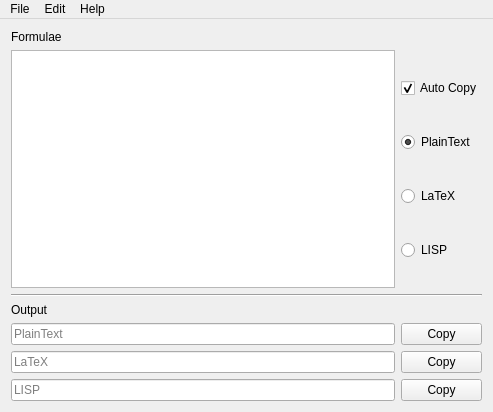
Above: MainWindow/mainwindow.ui from casey-c/logic-builder before the change. Below: the same form after it.
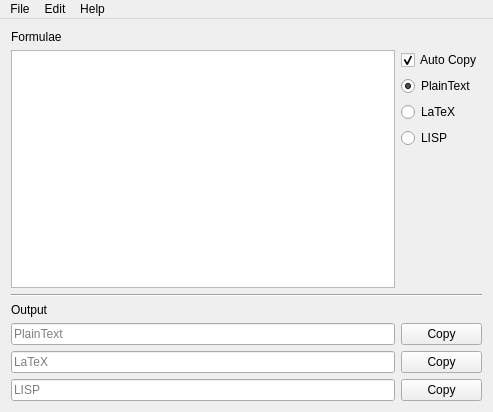
That is the form after the change.

The edit to the form file:
```diff
--- a/MainWindow/mainwindow.ui
+++ b/MainWindow/mainwindow.ui
@@ -51,6 +51,19 @@
         </property>
        </widget>
       </item>
+      <item row="4" column="0">
+       <spacer name="verticalSpacer">
+        <property name="orientation">
+         <enum>Qt::Vertical</enum>
+        </property>
+        <property name="sizeHint" stdset="0">
+         <size>
+          <width>20</width>
+          <height>40</height>
+         </size>
+        </property>
+       </spacer>
+      </item>
      </layout>
     </item>
     <item row="3" column="0" colspan="2">
```
Left out of the diff: 6 changed lines with no effect on the pictures.
